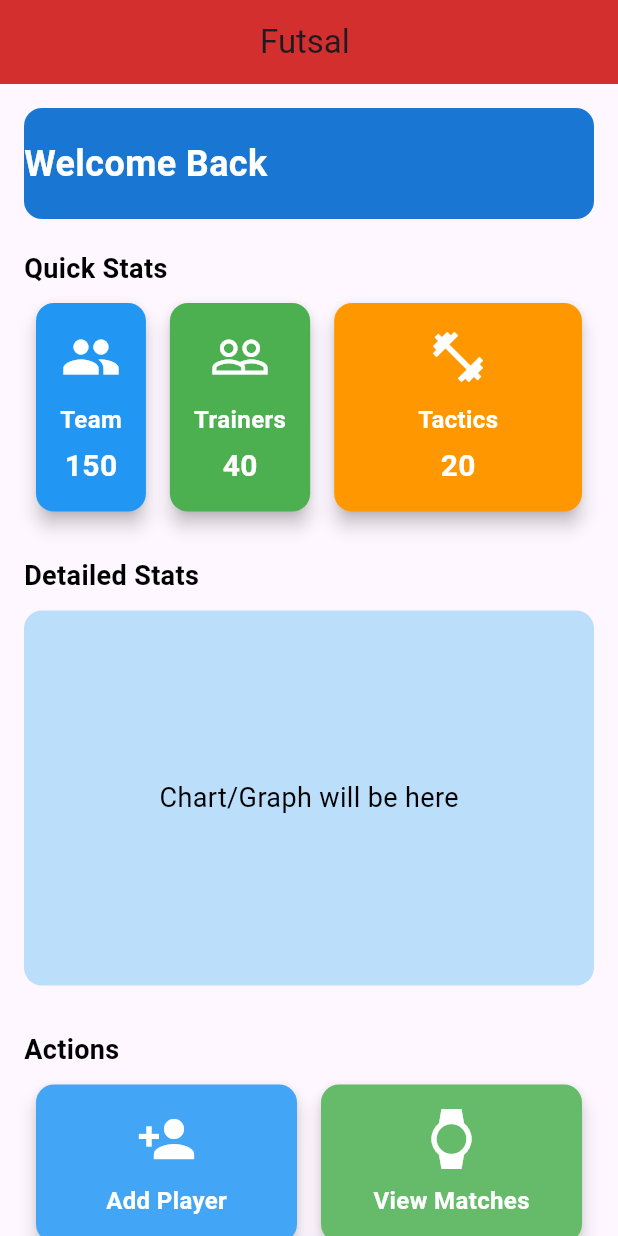
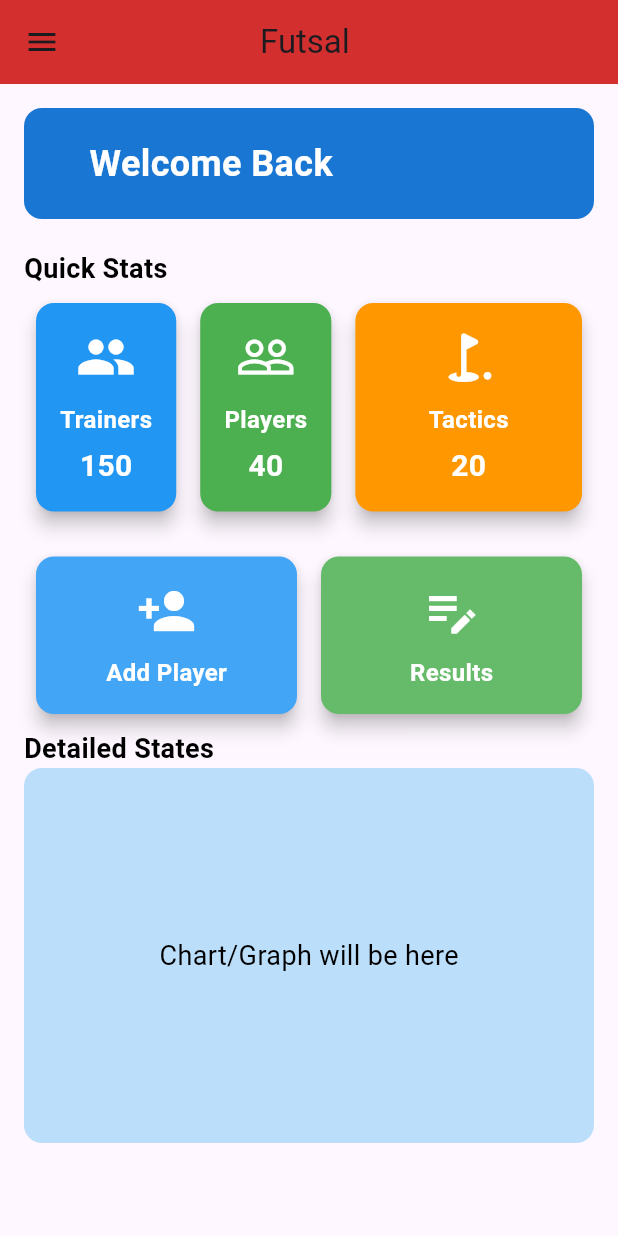
Before and after one commit to Farhadakbary/Madrasa-Futsal, a Flutter app: the screen it shows after launch, after a tap on "Add Player", on a phone screen of 412 x 824 dp. Run offline on Flutter 3.47's test engine with Material 3 defaults, Android fonts, the phone set to English and light mode, and no system bars; our stand-ins replace google_fonts, image_picker, sqflite; accounts and stored records are empty.

Commit message:
Adding new pages and designing the dashboard and adding drawer for dashboard

```diff
--- a/lib/database/helper.dart
+++ b/lib/database/helper.dart
@@ -94,7 +94,6 @@ class DatabaseHelper {
     );
   }
 
-  // عملیات مربوط به جدول players
   Future<int> insertPlayer(FutsalPlayer player) async {
     final db = await instance.database;
     return await db.insert('players', player.toMap());
@@ -135,7 +134,6 @@ class DatabaseHelper {
     await db.delete('players');
   }
 
-  // عملیات مربوط به جدول main_team_players
   Future<int> insertMainTeamPlayer(Map<String, dynamic> player) async {
     final db = await instance.database;
     return await db.insert('main_team_players', player);
@@ -176,7 +174,6 @@ class DatabaseHelper {
     await db.delete('main_team_players');
   }
 
-  // عملیات مربوط به جدول game_notes
   Future<int> insertGameNote(Map<String, dynamic> note) async {
     final db = await instance.database;
     return await db.insert('game_notes', note);
--- a/lib/screens/dashboard.dart
+++ b/lib/screens/dashboard.dart
@@ -1,8 +1,8 @@
 import 'package:flutter/material.dart';
+import 'package:futsal/screens/notes_screen.dart';
 import 'package:futsal/screens/trianing_player_screen.dart';
 import 'package:google_fonts/google_fonts.dart';
 import 'package:futsal/screens/team_player_screen.dart';
-import 'package:futsal/screens/results.dart';
 
 class DashboardScreen extends StatelessWidget {
   const DashboardScreen({Key? key}) : super(key: key);
@@ -15,6 +15,74 @@ class DashboardScreen extends StatelessWidget {
         centerTitle: true,
         backgroundColor: Colors.red.shade700,
       ),
+      drawer: Drawer(
+        child: Stack(
+          children: [
+            Positioned.fill(
+              child: AnimatedBackground(),
+            ),
+            ListView(
+              children: [
+                DrawerHeader(
+                  decoration: BoxDecoration(
+                    color: Colors.blue.shade700.withOpacity(0.85),
+                    borderRadius: const BorderRadius.only(
+                      bottomLeft: Radius.circular(20),
+                      bottomRight: Radius.circular(20),
+                    ),
+                  ),
+                  child: Column(
+                    mainAxisAlignment: MainAxisAlignment.center,
+                    children: [
+                      const CircleAvatar(
+                        radius: 45,
+                        backgroundImage:
+                            AssetImage('assets/image/logo.jfif'),
+                        backgroundColor: Colors.white,
+                      ),
+                      const SizedBox(height: 10),
+                      Text(
+                        'Team Name',
+                        style: GoogleFonts.roboto(
+                          fontSize: 22,
+                          fontWeight: FontWeight.bold,
+                          color: Colors.white,
+                        ),
+                      ),
+                    ],
+                  ),
+                ),
+                const SizedBox(height: 20),
+                _buildDrawerItem(
+                  context,
+                  icon: Icons.backup,
+                  title: 'Backup',
+                  onTap: () {
+                  },
+                ),
+                _buildDrawerItem(
+                  context,
+                  icon: Icons.settings,
+                  title: 'Settings',
+                  onTap: () {
+
+                  },
+                ),
+                _buildDrawerItem(
+                  context,
+                  icon: Icons.info_outline,
+                  title: 'About',
+                  onTap: () {
+
+                  },
+                ),
+              ],
+            ),
+          ],
+        ),
+      ),
+
+
       body: SingleChildScrollView(
         child: Padding(
           padding: const EdgeInsets.all(16.0),
@@ -33,7 +101,7 @@ class DashboardScreen extends StatelessWidget {
                   children: [
                     Center(
                       child: Text(
-                        'Welcome Back',
+                        '       Welcome Back',
                         style: GoogleFonts.roboto(
                           fontSize: 24,
                           fontWeight: FontWeight.bold,
@@ -45,7 +113,6 @@ class DashboardScreen extends StatelessWidget {
                 ),
               ),
 
-              // Dashboard Sections
               const SizedBox(height: 20),
               Text(
                 'Quick Stats',
@@ -60,22 +127,29 @@ class DashboardScreen extends StatelessWidget {
                 mainAxisAlignment: MainAxisAlignment.spaceBetween,
                 children: [
                   GestureDetector(
-                    onTap: (){
-                      Navigator.push(context, MaterialPageRoute(builder: (context)=>const MainTeamPlayersListScreen()));
+                    onTap: () {
+                      Navigator.push(
+                          context,
+                          MaterialPageRoute(
+                              builder: (context) => const PlayersListScreen()));
                     },
                     child: DashboardCard(
-                      title: 'Team',
+                      title: 'Trainers',
                       value: '150',
                       icon: Icons.people,
                       color: Colors.blue.shade500,
                     ),
                   ),
                   GestureDetector(
-                    onTap: (){
-                      Navigator.push(context, MaterialPageRoute(builder: (context)=>const PlayersListScreen()));
+                    onTap: () {
+                      Navigator.push(
+                          context,
+                          MaterialPageRoute(
+                              builder: (context) =>
+                                  const MainTeamPlayersListScreen()));
                     },
                     child: DashboardCard(
-                      title: 'Trainers',
+                      title: 'Players',
                       value: '40',
                       icon: Icons.people_outline,
                       color: Colors.green.shade500,
@@ -84,22 +158,43 @@ class DashboardScreen extends StatelessWidget {
                   DashboardCard(
                     title: 'Tactics',
                     value: '20',
-                    icon: Icons.fitness_center,
+                    icon: Icons.golf_course_rounded,
                     color: Colors.orange.shade500,
                   ),
                 ],
               ),
               const SizedBox(height: 30),
-
+              Row(
+                mainAxisAlignment: MainAxisAlignment.spaceBetween,
+                children: [
+                  ActionCard(
+                    title: 'Add Player',
+                    icon: Icons.person_add,
+                    color: Colors.blue.shade400,
+                    onPressed: () {},
+                  ),
+                  ActionCard(
+                    title: 'Results',
+                    icon: Icons.edit_note_sharp,
+                    color: Colors.green.shade400,
+                    onPressed: () {
+                      Navigator.push(
+                          context,
+                          MaterialPageRoute(
+                              builder: (context) => const NotesListScreen()));
+                    },
+                  ),
+                ],
+              ),
+              const SizedBox(height: 10),
               Text(
-                'Detailed Stats',
+                "Detailed States",
                 style: GoogleFonts.roboto(
                   fontSize: 18,
                   fontWeight: FontWeight.w600,
                   color: Colors.black,
                 ),
               ),
-              const SizedBox(height: 10),
               Container(
                 height: 250,
                 decoration: BoxDecoration(
@@ -109,43 +204,11 @@ class DashboardScreen extends StatelessWidget {
                 child: Center(
                   child: Text(
                     'Chart/Graph will be here',
-                    style: GoogleFonts.roboto(fontSize: 18, color: Colors.black),
+                    style:
+                        GoogleFonts.roboto(fontSize: 18, color: Colors.black),
                   ),
                 ),
               ),
-
-              const SizedBox(height: 30),
-
-              Text(
-                'Actions',
-                style: GoogleFonts.roboto(
-                  fontSize: 18,
-                  fontWeight: FontWeight.w600,
-                  color: Colors.black,
-                ),
-              ),
-              const SizedBox(height: 10),
-              Row(
-                mainAxisAlignment: MainAxisAlignment.spaceBetween,
-                children: [
-                  ActionCard(
-                    title: 'Add Player',
-                    icon: Icons.person_add,
-                    color: Colors.blue.shade400,
-                    onPressed: () {
-                    },
-                  ),
-                  ActionCard(
-                    title: 'View Matches',
-                    icon: Icons.watch,
-                    color: Colors.green.shade400,
-                    onPressed: () {
-                      Navigator.push(context, MaterialPageRoute(builder: (context)=> AddNoteScreen()));
-                    },
-                  ),
-                ],
-              ),
-
               const SizedBox(height: 30),
             ],
           ),
@@ -160,7 +223,6 @@ class DashboardCard extends StatelessWidget {
   final String value;
   final IconData icon;
   final Color color;
-
 
   const DashboardCard({
     Key? key,
@@ -232,7 +294,8 @@ class ActionCard extends StatelessWidget {
         child: Card(
           elevation: 5,
           margin: const EdgeInsets.symmetric(horizontal: 8),
-          shape: RoundedRectangleBorder(borderRadius: BorderRadius.circular(12)),
+          shape:
+              RoundedRectangleBorder(borderRadius: BorderRadius.circular(12)),
           color: color,
           child: Padding(
             padding: const EdgeInsets.all(16.0),
@@ -257,3 +320,88 @@ class ActionCard extends StatelessWidget {
     );
   }
 }
+
+class AnimatedBackground extends StatefulWidget {
+  @override
+  _AnimatedBackgroundState createState() => _AnimatedBackgroundState();
+}
+
+class _AnimatedBackgroundState extends State<AnimatedBackground>
+    with SingleTickerProviderStateMixin {
+  late AnimationController _controller;
+  late Animation<double> _animation;
+
+  @override
+  void initState() {
+    super.initState();
+    _controller = AnimationController(
+      vsync: this,
+      duration: const Duration(seconds: 5),
+    )..repeat(reverse: true);
+    _animation = CurvedAnimation(parent: _controller, curve: Curves.easeInOut);
+  }
+
+  @override
+  void dispose() {
+    _controller.dispose();
+    super.dispose();
+  }
+
+  @override
+  Widget build(BuildContext context) {
+    return AnimatedBuilder(
+      animation: _animation,
+      builder: (context, child) {
+        return CustomPaint(
+          painter: BackgroundPainter(progress: _animation.value),
+        );
+      },
+    );
+  }
+}
+
+class BackgroundPainter extends CustomPainter {
+  final double progress;
+
+  BackgroundPainter({required this.progress});
+
+  @override
+  void paint(Canvas canvas, Size size) {
+    final Paint paint = Paint()
+      ..shader = LinearGradient(
+        colors: [
+          Colors.black.withOpacity(0.9),
+          Colors.yellow.withOpacity(1),
+          Colors.blue.withOpacity(0.9),
+        ],
+        stops: [progress, progress + 0.2, progress + 0.4],
+        begin: Alignment.topLeft,
+        end: Alignment.bottomRight,
+      ).createShader(Rect.fromLTWH(0, 0, size.width, size.height));
+
+    canvas.drawRect(Rect.fromLTWH(0, 0, size.width, size.height), paint);
+  }
+
+  @override
+  bool shouldRepaint(covariant CustomPainter oldDelegate) => true;
+}
+
+Widget _buildDrawerItem(
+  BuildContext context, {
+  required IconData icon,
+  required String title,
+  required VoidCallback onTap,
+}) {
+  return ListTile(
+    leading: Icon(icon, color: Colors.white),
+    title: Text(
+      title,
+      style: GoogleFonts.roboto(
+        fontSize: 16,
+        fontWeight: FontWeight.w600,
+        color: Colors.white,
+      ),
+    ),
+    onTap: onTap,
+  );
+}
--- a/lib/screens/team_player_screen.dart
+++ b/lib/screens/team_player_screen.dart
@@ -28,7 +28,6 @@ class _MainTeamPlayersListScreenState
       _mainTeamPlayers = players;
     });
   }
-
   @override
   Widget build(BuildContext context) {
     final size = MediaQuery.of(context).size;
@@ -58,14 +57,13 @@ class _MainTeamPlayersListScreenState
       ),
       floatingActionButton: FloatingActionButton(
         onPressed: () async {
-          // رفتن به صفحه افزودن بازیکن تیم اصلی
           await Navigator.push(
             context,
             MaterialPageRoute(
               builder: (context) => const AddMainTeamPlayerScreen(),
             ),
           );
-          _loadMainTeamPlayers(); // به‌روز رسانی لیست پس از بازگشت
+          _loadMainTeamPlayers();
         },
         child: const Icon(Icons.add),
         backgroundColor: Colors.green,
--- a/pubspec.yaml
+++ b/pubspec.yaml
@@ -25,8 +25,8 @@ flutter:
   uses-material-design: true
 
 #  # مشخص کردن منابع تصویری
-#  assets:
-#    - images/default_player.png # مثال
+  assets:
+    - assets/image/logo.jfif
 #
 #  # مشخص کردن فونت‌های سفارشی
 #  fonts:
```
Also changed, not shown: lib/screens/adding_results.dart (renamed from lib/screens/results.dart, +16 -9 lines), lib/screens/notes_screen.dart (added, +151 -0 lines), 1 other file.
